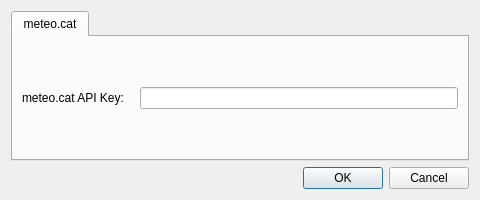
Above: ui/settings.ui from JaumeFigueras/GisFIRE-Lightnings before the change. Below: the same form after it.
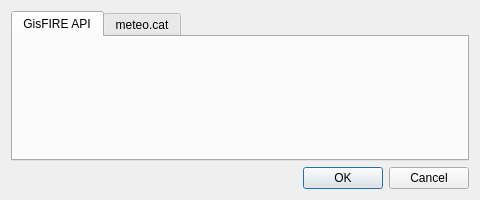
That is the form after the change.

Commit message: New tab for GisFIRE API

```diff
--- a/ui/settings.ui
+++ b/ui/settings.ui
@@ -42,7 +42,12 @@
        <property name="currentIndex">
         <number>0</number>
        </property>
-       <widget class="QWidget" name="tab">
+       <widget class="QWidget" name="tab_gifire_api">
+        <attribute name="title">
+         <string>GisFIRE API</string>
+        </attribute>
+       </widget>
+       <widget class="QWidget" name="tab_meteocat">
         <property name="sizePolicy">
          <sizepolicy hsizetype="Expanding" vsizetype="Expanding">
           <horstretch>0</horstretch>
```
